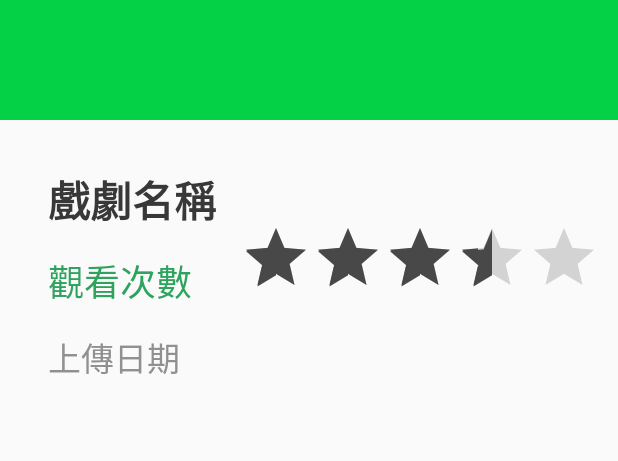
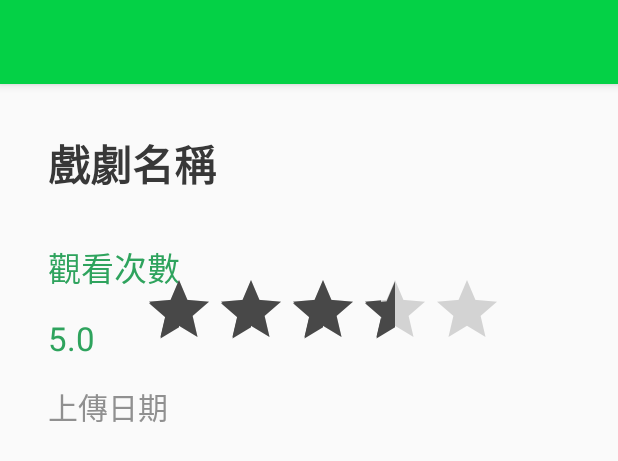
Before and after one commit to jt12282575/ShowDrama, an Android app: the layout activity_show_drama_detail.xml on its own in the app's theme, with its tools: preview values and no code run, on a phone screen of 412 x 824 dp. Shown: the top 461 px of the screen. Run offline under Robolectric (Android 15) with nearby library versions, the phone set to English and light mode, and no system bars; plain views replace MaterialRatingBar; network calls fail.

Commit message:
第四天下午

```diff
--- a/app/build.gradle
+++ b/app/build.gradle
@@ -1,4 +1,5 @@
 apply plugin: 'com.android.application'
+apply plugin: 'com.google.gms.google-services'
 
 
 android {
@@ -86,4 +87,5 @@ dependencies {
     implementation 'androidx.appcompat:appcompat:1.0.0'
     implementation 'com.google.android.material:material:1.2.0-alpha02'
 
+    implementation 'com.google.firebase:firebase-appindexing:19.0.0'
 }
--- a/app/src/main/java/dada/com/showdrama/Base/BaseContract.java
+++ b/app/src/main/java/dada/com/showdrama/Base/BaseContract.java
@@ -10,7 +10,9 @@ import java.util.List;
 
 import dada.com.showdrama.Model.DramaPack;
 import io.reactivex.Observable;
+import io.reactivex.Single;
 import io.reactivex.observers.DisposableObserver;
+import io.reactivex.observers.DisposableSingleObserver;
 
 public interface BaseContract {
     interface IBaseView{
@@ -25,6 +27,7 @@ public interface BaseContract {
         void detachView();
         void onUnSubScribe();
         <T> void addSubScribe(Observable<T> observable, DisposableObserver<T> disposableObserver);
+        <T> void addSubScribe(Single<T> observable, DisposableSingleObserver<T> disposableObserver);
         <T> void addSubScribe( DisposableObserver<T> disposableObserver);
     }
 
--- a/app/src/main/java/dada/com/showdrama/Data/Room/DramaDao.java
+++ b/app/src/main/java/dada/com/showdrama/Data/Room/DramaDao.java
@@ -11,6 +11,7 @@ import java.util.List;
 
 import dada.com.showdrama.Model.Drama;
 import io.reactivex.Observable;
+import io.reactivex.Single;
 
 
 @Dao
@@ -29,7 +30,7 @@ public interface DramaDao {
     public abstract DataSource.Factory<Integer,Drama> getPartialDramas(String keyword);
 
     @Query("SELECT * FROM DRAMA WHERE dramaId=:dramaId")
-    public Observable<Drama> getDramaById(String dramaId);
+    public Single<Drama> getDramaById(int dramaId);
 
     @Query("DELETE FROM DRAMA")
     public void deleteAll();
--- a/app/src/main/java/dada/com/showdrama/ShowDramaList/DramaListRepository.java
+++ b/app/src/main/java/dada/com/showdrama/ShowDramaList/DramaListRepository.java
@@ -18,6 +18,7 @@ import dada.com.showdrama.Model.DramaPack;
 import dada.com.showdrama.Util.Constant;
 import io.reactivex.Completable;
 import io.reactivex.Observable;
+import io.reactivex.Single;
 
 public class DramaListRepository implements BaseContract.IBaseRepositary<Drama> {
     protected static ApiStores apiStores;
@@ -68,6 +69,10 @@ public class DramaListRepository implements BaseContract.IBaseRepositary<Drama>
         return drama;
     }
 
+    public Single<Drama> getDramaFromDb(int did){
+        return dramaDao.getDramaById(did);
+    }
+
     @Override
     public Observable<PagedList<Drama>> getDatalocal() {
         DataSource.Factory<Integer,Drama> factory = getDramaDao().getAll();
--- a/app/src/main/res/layout/activity_show_drama_detail.xml
+++ b/app/src/main/res/layout/activity_show_drama_detail.xml
@@ -6,7 +6,15 @@
 
     android:layout_width="match_parent"
     android:layout_height="match_parent">
-
+    <ProgressBar
+        android:id="@+id/sdd_pb_loading"
+        android:layout_width="60dp"
+        android:layout_height="60dp"
+        android:elevation="2dp"
+        android:layout_gravity="center"
+        android:indeterminateTint="@color/colorPrimary"
+        android:visibility="gone"
+        ></ProgressBar>
     <com.google.android.material.appbar.AppBarLayout
         android:id="@+id/sdd_appbar"
         android:layout_height="wrap_content"
@@ -23,7 +31,7 @@
                 android:id="@+id/sdd_iv_drama"
                 android:layout_width="wrap_content"
                 android:layout_height="wrap_content"
-                android:src="@drawable/ic_file_download_green_80dp"
+                android:transitionName="trans_thumb"
                 app:layout_constraintTop_toTopOf="parent"
                 app:layout_constraintLeft_toLeftOf="parent"
                 app:layout_constraintRight_toRightOf="parent"
@@ -48,7 +56,7 @@
             android:layout_width="match_parent"
             android:layout_height="match_parent">
             <TextView
-                android:id="@+id/sdd_tv_name"
+                android:id="@+id/sdd_tv_drama_name"
                 android:layout_width="wrap_content"
                 android:layout_height="wrap_content"
                 android:layout_marginTop="@dimen/larger_margin"
@@ -62,14 +70,26 @@
                 android:layout_marginRight="@dimen/general_margin"
                 ></TextView>
             <TextView
-                android:id="@+id/sdd_tv_viewnum"
+                android:id="@+id/sdd_tv_total_view"
                 android:layout_width="wrap_content"
                 android:layout_height="wrap_content"
-                android:layout_below="@id/sdd_tv_name"
+                android:layout_below="@id/sdd_tv_drama_name"
+                android:layout_marginTop="@dimen/larger_margin"
+                android:layout_alignLeft="@id/sdd_tv_drama_name"
+                android:text="觀看次數"
+                android:textSize="22dp"
+                android:textColor="@color/colorPrimaryDark"
+                android:layout_marginRight="@dimen/general_margin"
+                ></TextView>
+            <TextView
+                android:id="@+id/sdd_tv_rating"
+                android:layout_width="wrap_content"
+                android:layout_height="wrap_content"
+                android:layout_below="@id/sdd_tv_total_view"
                 android:layout_marginTop="@dimen/general_margin"
-                android:layout_alignLeft="@id/sdd_tv_name"
-                android:text="觀看次數"
-                android:textSize="24dp"
+                android:layout_alignLeft="@id/sdd_tv_drama_name"
+                android:text="5.0"
+                android:textSize="22dp"
                 android:textColor="@color/colorPrimaryDark"
                 android:layout_marginRight="@dimen/general_margin"
                 ></TextView>
@@ -77,9 +97,9 @@
                 android:id="@+id/sdd_rb_rating"
                 android:layout_width="wrap_content"
                 android:layout_height="wrap_content"
-                android:layout_alignBottom="@id/sdd_tv_viewnum"
-                android:layout_toRightOf="@id/sdd_tv_viewnum"
+                android:layout_toRightOf="@id/sdd_tv_rating"
                 android:layout_marginLeft="@dimen/general_margin"
+                android:layout_alignBottom="@id/sdd_tv_rating"
                 style="@style/Widget.MaterialRatingBar.RatingBar"
                 android:rating="3.3"
                 android:stepSize="0.1"
@@ -92,11 +112,11 @@
                 android:id="@+id/sdd_tv_updatingdate"
                 android:layout_width="wrap_content"
                 android:layout_height="wrap_content"
-                android:layout_below="@id/sdd_tv_viewnum"
+                android:layout_below="@id/sdd_rb_rating"
                 android:layout_marginTop="@dimen/general_margin"
-                android:layout_alignLeft="@id/sdd_tv_name"
+                android:layout_alignLeft="@id/sdd_tv_drama_name"
                 android:text="上傳日期"
-                android:textSize="22dp"
+                android:textSize="20dp"
                 android:textColor="@color/text_color_sub"
                 android:layout_marginRight="@dimen/general_margin"
                 ></TextView>
--- a/build.gradle
+++ b/build.gradle
@@ -8,6 +8,7 @@ buildscript {
     }
     dependencies {
         classpath 'com.android.tools.build:gradle:3.5.1'
+        classpath 'com.google.gms:google-services:4.2.0'
 
         // NOTE: Do not place your application dependencies here; they belong
         // in the individual module build.gradle files
```
Also changed, not shown: app/src/main/AndroidManifest.xml (+18 -4 lines), app/src/main/java/dada/com/showdrama/Base/BasePresenter.java (+12 -0 lines), app/src/main/java/dada/com/showdrama/Base/MVPActivity.java (+33 -0 lines), app/src/main/java/dada/com/showdrama/Model/Drama.java (+11 -3 lines), app/src/main/java/dada/com/showdrama/ShowDramaDetail/DramaDetailActivity.java (added, +178 -0 lines), app/src/main/java/dada/com/showdrama/ShowDramaDetail/DramaDetailPresenter.java (added, +71 -0 lines), app/src/main/java/dada/com/showdrama/ShowDramaDetail/DramaDetailRepositary.java (added, +20 -0 lines), app/src/main/java/dada/com/showdrama/ShowDramaDetail/IDramaDetailView.java (added, +9 -0 lines), app/src/main/java/dada/com/showdrama/ShowDramaDetail/ShowDramaDetailActivity.java (deleted, +0 -76 lines), app/src/main/java/dada/com/showdrama/ShowDramaList/DramaAdapter.java (+36 -4 lines), app/src/main/java/dada/com/showdrama/ShowDramaList/ShowDramaListActivity.java (+1 -26 lines).
